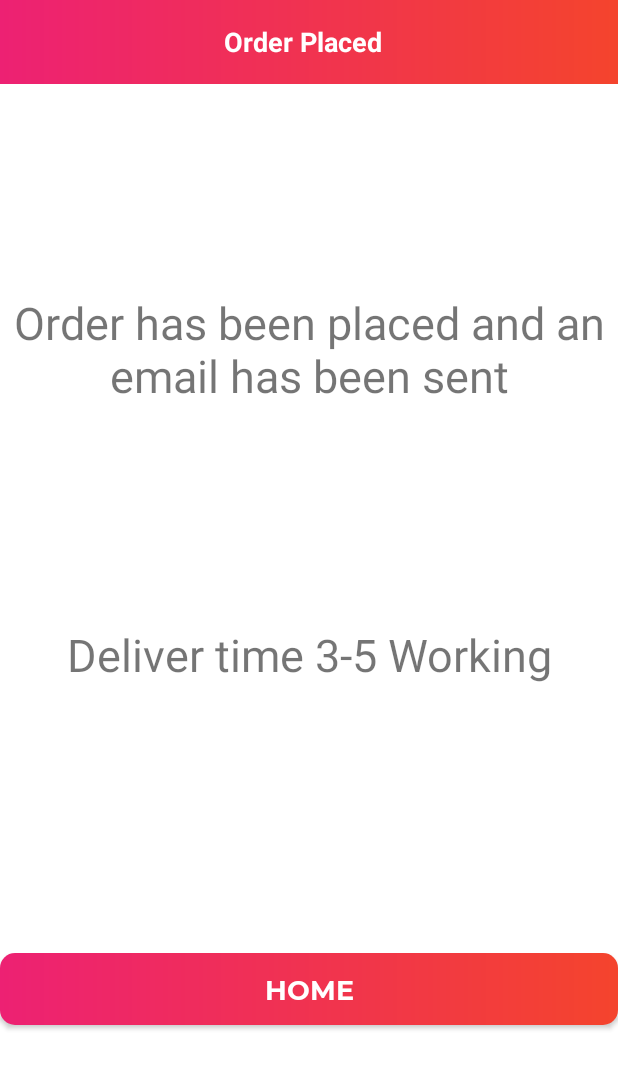
After one commit to KyleGilmartin/ShopApp, an Android app: the OrderPlacedActivity screen opened directly, with no data from a screen before it, on a phone screen of 412 x 824 dp. The commit adds this screen. Shown: the top 1069 px of the screen. Run offline under Robolectric (Android 15) with nearby library versions, the phone set to English and light mode, and no system bars; our stand-ins replace Firebase (no records; nobody signed in at launch, a user with empty details on screens opened directly).

Commit message:
you can now place an order

```diff
--- a/app/src/main/java/edu/kylegilmartin/shopapp/LoginRegister/LoginActivity.kt
+++ b/app/src/main/java/edu/kylegilmartin/shopapp/LoginRegister/LoginActivity.kt
@@ -94,7 +94,7 @@ class LoginActivity : popupActivity(),View.OnClickListener {
     private fun loginRegisteredUser(){
         if(validateLoginDetails()){
             // show the progress bar
-            showProgressDialog(resources.getString(R.string.please_wait))
+            showProgressDialog(resources.getString(R.string.logging_in_user))
 
             //get the text from editText and trim the space
             val email = et_email_login.text.toString().trim{it <= ' '}
--- /dev/null
+++ b/app/src/main/java/edu/kylegilmartin/shopapp/SplashScreen/OrderPlacedActivity.kt
@@ -0,0 +1,32 @@
+package edu.kylegilmartin.shopapp.SplashScreen
+
+import android.content.Intent
+import androidx.appcompat.app.AppCompatActivity
+import android.os.Bundle
+import com.google.firebase.auth.FirebaseAuth
+import edu.kylegilmartin.shopapp.R
+import edu.kylegilmartin.shopapp.firestore.FirebaseClass
+import edu.kylegilmartin.shopapp.models.User
+import edu.kylegilmartin.shopapp.ui.activities.DashboardActivity
+import edu.kylegilmartin.shopapp.widgets.popupActivity
+import kotlinx.android.synthetic.main.activity_order_placed.*
+
+class OrderPlacedActivity : popupActivity() {
+
+    override fun onCreate(savedInstanceState: Bundle?) {
+        super.onCreate(savedInstanceState)
+        setContentView(R.layout.activity_order_placed)
+
+
+        textView3.text = FirebaseAuth.getInstance().currentUser.email
+
+        btn_back_to_home.setOnClickListener {
+            val intent = Intent(this,DashboardActivity::class.java)
+            intent.flags = Intent.FLAG_ACTIVITY_NEW_TASK or Intent.FLAG_ACTIVITY_CLEAR_TASK
+            startActivity(intent)
+            finish()
+        }
+    }
+
+
+}
--- a/app/src/main/java/edu/kylegilmartin/shopapp/widgets/Constants.kt
+++ b/app/src/main/java/edu/kylegilmartin/shopapp/widgets/Constants.kt
@@ -44,6 +44,7 @@ object Constants {
     const val EXTRA_SELECT_ADDRESS:String = "extra_selected_address"
     const val ADD_ADDRESS_REQUEST_CODE: Int = 121
     const val EXTRA_SELECTED_ADDRESS:String = "extra_selected_address"
+    const val ORDERS:String = "orders"
 
     fun showImageChoosen(activity: Activity){
         val galleryIntent = Intent(Intent.ACTION_PICK,MediaStore.Images.Media.EXTERNAL_CONTENT_URI)
--- /dev/null
+++ b/app/src/main/res/layout/activity_order_placed.xml
@@ -0,0 +1,92 @@
+<androidx.constraintlayout.widget.ConstraintLayout xmlns:android="http://schemas.android.com/apk/res/android"
+    xmlns:app="http://schemas.android.com/apk/res-auto"
+    xmlns:tools="http://schemas.android.com/tools"
+    android:layout_width="match_parent"
+    android:layout_height="match_parent"
+    tools:context=".SplashScreen.OrderPlacedActivity">
+
+    <androidx.appcompat.widget.Toolbar
+        android:id="@+id/toolbar_add_edit_address_activity"
+        android:layout_width="match_parent"
+        android:layout_height="?attr/actionBarSize"
+        android:background="@drawable/app_gradient_color_background"
+        app:layout_constraintEnd_toEndOf="parent"
+        app:layout_constraintStart_toStartOf="parent"
+        app:layout_constraintTop_toTopOf="parent">
+
+        <TextView
+            android:id="@+id/tv_title_address"
+            android:layout_width="match_parent"
+            android:layout_height="match_parent"
+            android:gravity="center"
+            android:paddingStart="@dimen/toolbar_title_paddingStart"
+            android:paddingEnd="0dp"
+            android:text="Order Placed"
+            android:textColor="@color/white"
+            android:textSize="@dimen/toolbar_title_text_size"
+            android:textStyle="bold" />
+
+    </androidx.appcompat.widget.Toolbar>
+
+    <TextView
+        android:id="@+id/textView"
+        android:layout_width="match_parent"
+        android:layout_height="wrap_content"
+        android:gravity="center"
+        android:text="Order has been placed and an email has been sent"
+        android:textSize="30dp"
+        app:layout_constraintBottom_toBottomOf="parent"
+        app:layout_constraintEnd_toEndOf="parent"
+        app:layout_constraintHorizontal_bias="0.0"
+        app:layout_constraintStart_toStartOf="parent"
+        app:layout_constraintTop_toBottomOf="@+id/toolbar_add_edit_address_activity"
+        app:layout_constraintVertical_bias="0.2" />
+
+    <TextView
+        android:id="@+id/textView3"
+        android:layout_width="match_parent"
+        android:layout_height="wrap_content"
+        android:gravity="center"
+        android:text=""
+        android:textSize="30dp"
+        app:layout_constraintBottom_toBottomOf="parent"
+        app:layout_constraintEnd_toEndOf="parent"
+        app:layout_constraintHorizontal_bias="0.0"
+        app:layout_constraintStart_toStartOf="parent"
+        app:layout_constraintTop_toBottomOf="@+id/toolbar_add_edit_address_activity"
+        app:layout_constraintVertical_bias="0.37" />
+
+    <TextView
+        android:id="@+id/textView2"
+        android:layout_width="match_parent"
+        android:layout_height="wrap_content"
+        android:gravity="center"
+        android:text="Deliver time 3-5 Working"
+        android:textSize="30dp"
+        app:layout_constraintBottom_toBottomOf="parent"
+        app:layout_constraintEnd_toEndOf="parent"
+        app:layout_constraintHorizontal_bias="0.0"
+        app:layout_constraintStart_toStartOf="parent"
+        app:layout_constraintTop_toBottomOf="@+id/toolbar_add_edit_address_activity"
+        app:layout_constraintVertical_bias="0.495" />
+
+    <edu.kylegilmartin.shopapp.widgets.MSPButton
+        android:id="@+id/btn_back_to_home"
+        android:layout_width="match_parent"
+        android:layout_height="wrap_content"
+        android:layout_gravity="center"
+        android:background="@drawable/button_background"
+        android:foreground="?attr/selectableItemBackground"
+        android:gravity="center"
+        android:paddingTop="@dimen/btn_padding"
+        android:paddingBottom="@dimen/btn_padding"
+        android:text="Home"
+        android:textColor="@android:color/white"
+        android:textSize="@dimen/btn_textSize"
+        app:layout_constraintBottom_toBottomOf="parent"
+        app:layout_constraintEnd_toEndOf="parent"
+        app:layout_constraintHorizontal_bias="1.0"
+        app:layout_constraintStart_toStartOf="parent"
+        app:layout_constraintTop_toBottomOf="@+id/textView"
+        app:layout_constraintVertical_bias="0.722" />
+</androidx.constraintlayout.widget.ConstraintLayout>
--- a/app/src/main/res/values/strings.xml
+++ b/app/src/main/res/values/strings.xml
@@ -26,6 +26,7 @@
     <string name="err_msg_password_and_confirm_password_mismatch">Password and confirm password does not match.</string>
     <string name="err_msg_agree_terms_and_condition">Please agree terms and condition.</string>
     <string name="please_wait">Please Wait&#8230;</string>
+    <string name="logging_in_user">Logging In</string>
     <string name="title_forgot_password">FORGOT PASSWORD?</string>
     <string name="forgot_password_title_description">Enter your username and e-mail address we\'ll send you an email to reset your password</string>
     <string name="btn_lbl_submit">Submit</string>
```
Also changed, not shown: app/src/main/AndroidManifest.xml (+9 -6 lines), app/src/main/java/edu/kylegilmartin/shopapp/firestore/FirebaseClass.kt (+14 -4 lines), app/src/main/java/edu/kylegilmartin/shopapp/models/Order.kt (added, +17 -0 lines), app/src/main/java/edu/kylegilmartin/shopapp/ui/activities/CheckoutActivity.kt (+63 -0 lines).
